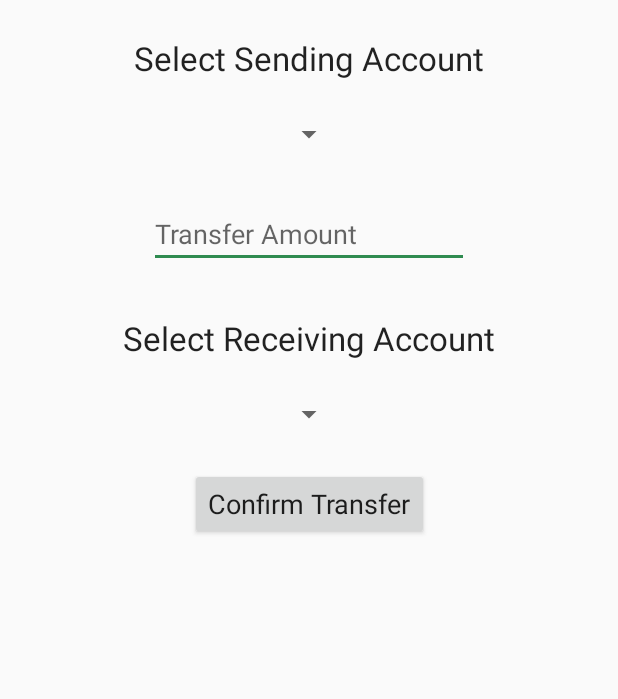
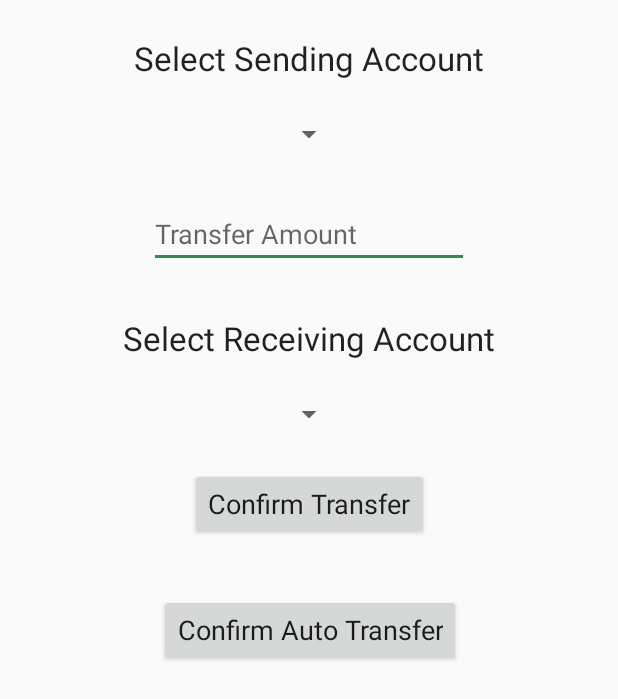
Before and after one commit to Zzeongyx2/bankingSystem, an Android app: the layout fragment_transfer.xml on its own in the app's theme, with its tools: preview values and no code run, on a phone screen of 412 x 824 dp. Shown: the top 699 px of the screen. Run offline under Robolectric (Android 15) with nearby library versions, the phone set to English and light mode, and no system bars.

Commit message:
화면밖에서 꺼짐..

```diff
--- a/app/src/main/res/layout/fragment_transfer.xml
+++ b/app/src/main/res/layout/fragment_transfer.xml
@@ -77,4 +77,18 @@
         app:layout_constraintStart_toStartOf="parent"
         app:layout_constraintTop_toBottomOf="@+id/spn_select_receiving_acc" />
 
+    <Button
+        android:id="@+id/btn_confirm_auto_transfer"
+        android:layout_width="wrap_content"
+        android:layout_height="wrap_content"
+        android:layout_marginStart="8dp"
+        android:layout_marginTop="108dp"
+        android:layout_marginEnd="8dp"
+        android:text="Confirm Auto Transfer"
+        android:textAppearance="@android:style/TextAppearance.Holo.Medium"
+        app:layout_constraintEnd_toEndOf="parent"
+        app:layout_constraintHorizontal_bias="0.502"
+        app:layout_constraintStart_toStartOf="parent"
+        app:layout_constraintTop_toBottomOf="@+id/spn_select_receiving_acc" />
+
 </android.support.constraint.ConstraintLayout>
```
Also changed, not shown: app/src/main/java/com/example/bankingsystem/TransferFragment.java (+30 -1 lines).
